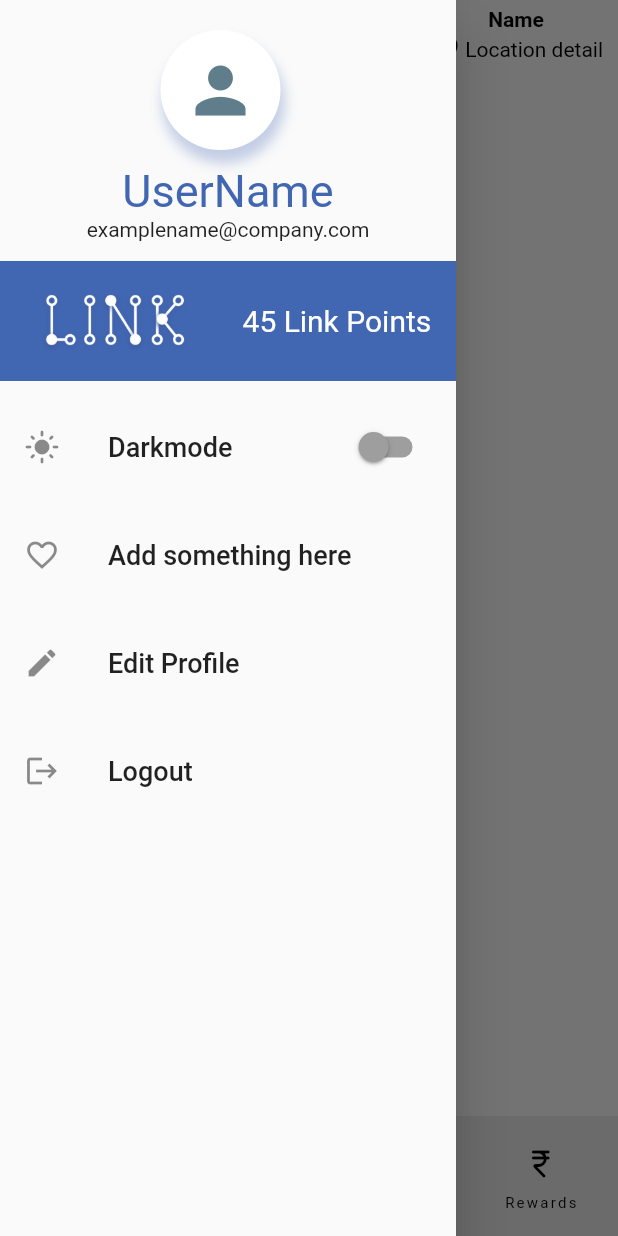
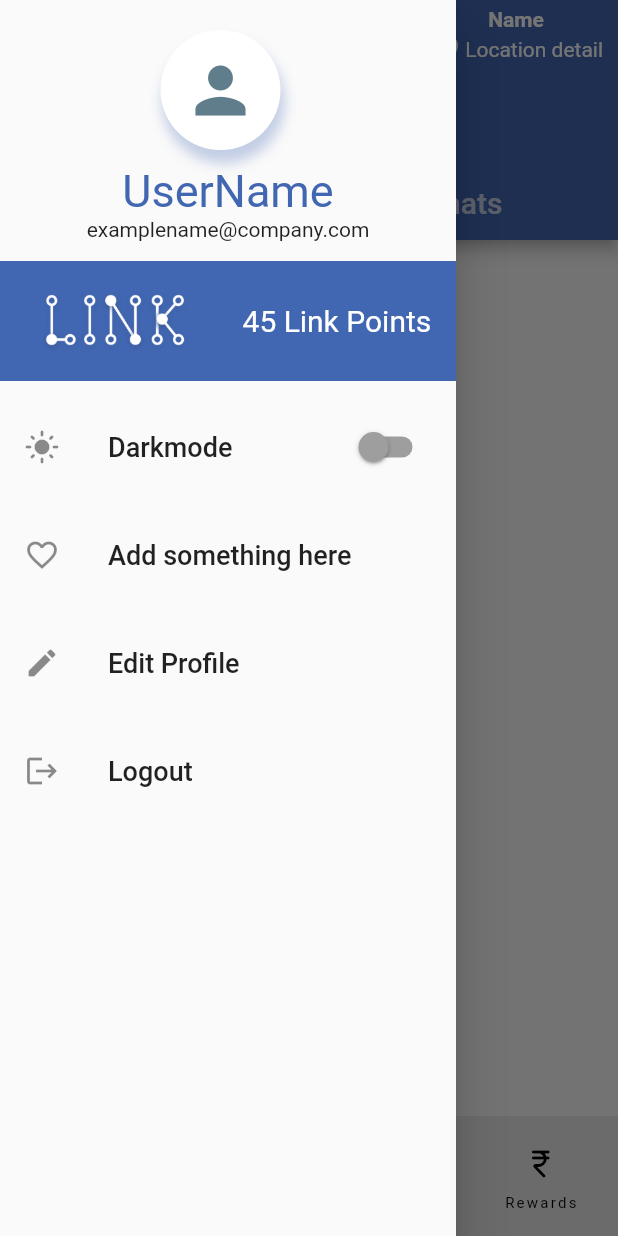
Before and after one commit to aditya-taparia/googleSolutionChallenge, a Flutter app: the Home screen opened directly, item 3 of the bottom bar chosen, with the side drawer open, on a phone screen of 412 x 824 dp. Run offline on Flutter 3.47's test engine with Material 2 defaults, Android fonts, the phone set to English and light mode, and no system bars; our stand-ins replace firebase_auth, firebase_core, google_fonts, google_sign_in, lottie, percent_indicator and 3 more; missing offline and left inert: particles_flutter, side_header_list_view; accounts and stored records are empty.

Commit message:
changed forum.dart

```diff
--- a/lib/screens/home/Screens/forum.dart
+++ b/lib/screens/home/Screens/forum.dart
@@ -10,8 +10,37 @@ class Forum extends StatefulWidget {
 class _ForumState extends State<Forum> {
   @override
   Widget build(BuildContext context) {
-    return const Center(
-      child: Text("Forum"),
+    return DefaultTabController(
+      length: 2,
+      child: Scaffold(
+        appBar: AppBar(
+          // backgroundColor: Color.fromRGBO(66, 103, 178, 1),
+          bottom: TabBar(
+              indicatorColor: Colors.white,
+              unselectedLabelColor: Colors.white70,
+              tabs: [
+                Tab(
+                  child: Text(
+                    'Forum',
+                    style: TextStyle(fontSize: 20),
+                  ),
+                ),
+                Tab(
+                    child: Text(
+                  'Chats',
+                  style: TextStyle(fontSize: 20),
+                )),
+              ]),
+        ),
+        body: TabBarView(children: [
+          Center(
+            child: Text('Forum'),
+          ),
+          Center(
+            child: Text('Chats'),
+          )
+        ]),
+      ),
     );
   }
 }
--- a/lib/screens/home/home.dart
+++ b/lib/screens/home/home.dart
@@ -203,8 +203,10 @@ class _HomeState extends State<Home> {
         return Scaffold(
           appBar: _index != 1
               ? AppBar(
+                  // toolbarHeight: 122,
+                  backgroundColor: Color.fromRGBO(66, 103, 178, 1),
                   elevation: 0,
-                  iconTheme: const IconThemeData(color: Colors.black),
+                  iconTheme: const IconThemeData(color: Colors.white),
                   actions: <Widget>[
                     Padding(
                       padding: const EdgeInsets.fromLTRB(0, 5, 10, 0),
@@ -213,22 +215,25 @@ class _HomeState extends State<Home> {
                           const Text(
                             "Name",
                             style: TextStyle(
-                              color: Colors.black,
+                              color: Colors.white,
                               fontWeight: FontWeight.bold,
                             ),
                           ),
                           Row(
                             children: const [
-                              Icon(Icons.location_on),
+                              Icon(
+                                Icons.location_on,
+                                color: Colors.white,
+                              ),
                               Text("Location detail",
-                                  style: TextStyle(color: Colors.black))
+                                  style: TextStyle(color: Colors.white))
                             ],
                           )
                         ],
                       ),
                     )
                   ],
-                  backgroundColor: const Color.fromRGBO(0, 0, 0, 0),
+                  // backgroundColor: const Color.fromRGBO(0, 0, 0, 0),
                 )
               : null,
           // Drawer styling from theme is left
```
